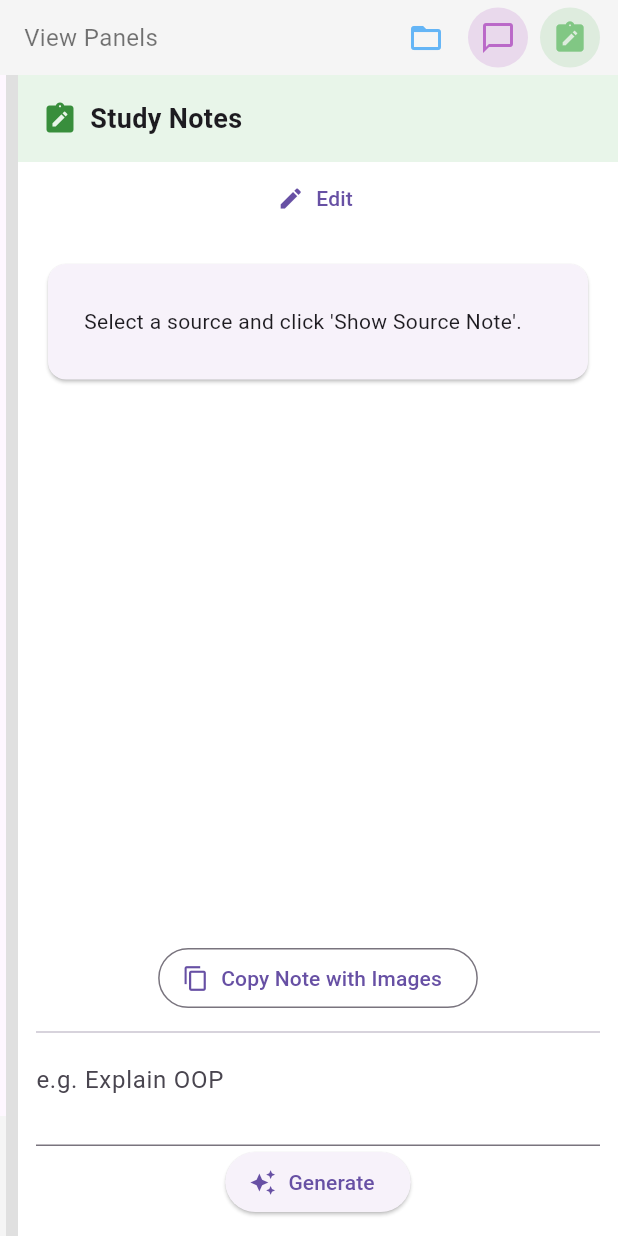
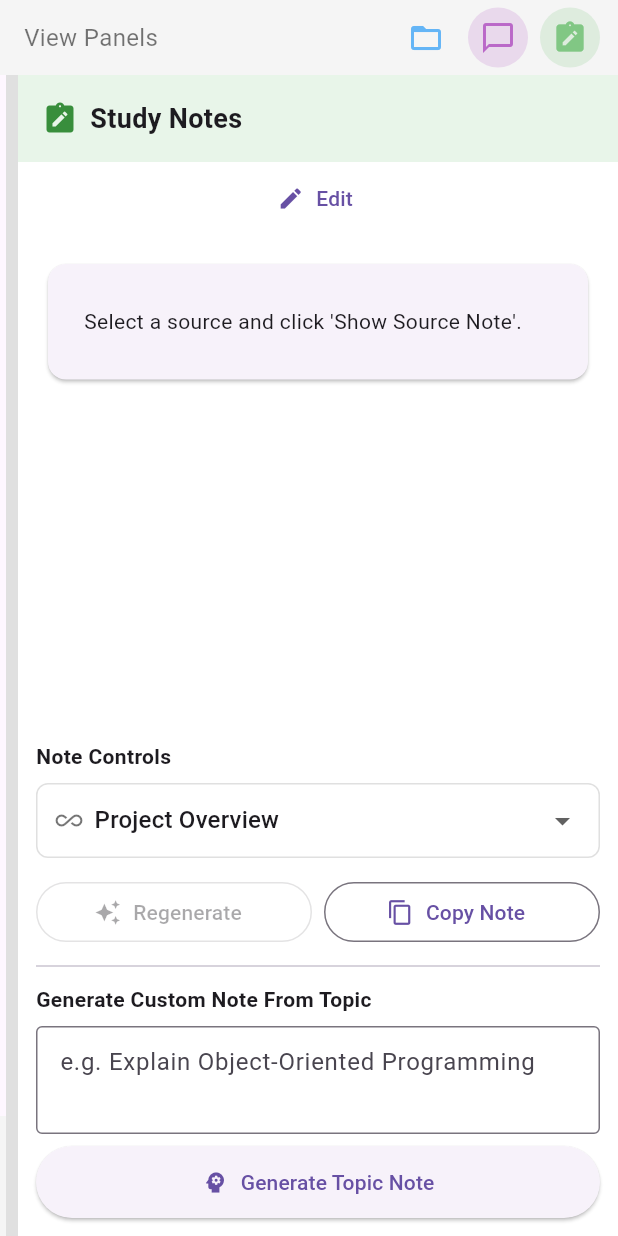
Before and after one commit to nestchao/study-assistant, a Flutter app: the DesktopStudyLayout screen opened directly, after a tap on the "folder open" icon, on a phone screen of 412 x 824 dp. Run offline on Flutter 3.47's test engine with Material 3 defaults, Android fonts, the phone set to English and light mode, and no system bars; drawn by our look-alikes of flutter_html; our stand-ins replace cloud_firestore, file_picker, firebase_auth, firebase_core, flutter_cache_manager, flutter_dotenv and 3 more; missing offline and left inert: markdown, super_clipboard; accounts and stored records are empty; network calls fail.

Commit message:
feat: Implement note regeneration feature with UI updates for source selection

```diff
--- a/frontend/lib/api/api_service.dart
+++ b/frontend/lib/api/api_service.dart
@@ -347,4 +347,19 @@ class ApiService {
       if (token != null) 'Authorization': 'Bearer $token',
     };
   }
+
+  Future<String> regenerateNote(String projectId, String sourceId) async {
+    final response = await http.post(
+      Uri.parse('$baseUrl/regenerate-note/$projectId/$sourceId'),
+      headers: {'Content-Type': 'application/json'},
+    );
+
+    if (response.statusCode == 200) {
+      final data = json.decode(response.body);
+      return data['note_html'] ?? '<p>Error: Regeneration failed to return content.</p>';
+    } else {
+      final errorData = json.decode(response.body);
+      throw Exception(errorData['error'] ?? 'Failed to regenerate note');
+    }
+  }
 }
--- a/frontend/lib/screens/desktop_study_layout.dart
+++ b/frontend/lib/screens/desktop_study_layout.dart
@@ -170,49 +170,123 @@ class _DesktopStudyLayoutState extends State<DesktopStudyLayout> {
     );
   }
 
-  Widget _noteActions(BuildContext ctx, ProjectProvider p, String html) =>
-      Container(
+  Widget _noteActions(BuildContext ctx, ProjectProvider p, String html) {
+    // A helper to build a dropdown item
+    DropdownMenuItem<Source?> buildDropdownItem(Source? source) {
+      return DropdownMenuItem<Source?>(
+        value: source,
+        child: Row(
+          children: [
+            Icon(
+              source == null ? Icons.all_inclusive : Icons.picture_as_pdf,
+              size: 18,
+              color: Colors.black54,
+            ),
+            const SizedBox(width: 8),
+            Expanded(
+              child: Text(
+                source?.filename ?? "Project Overview",
+                overflow: TextOverflow.ellipsis,
+              ),
+            ),
+          ],
+        ),
+      );
+    }
+
+    return Container(
       padding: const EdgeInsets.all(12),
-        child: Column(children: [
-          // ... (Reload button)
+      child: Column(
+        crossAxisAlignment: CrossAxisAlignment.stretch,
+        children: [
+          const Text("Note Controls", style: TextStyle(fontWeight: FontWeight.bold)),
           const SizedBox(height: 8),
 
-          // --- THIS IS THE UPDATED BUTTON ---
-          OutlinedButton.icon(
-            // Make the callback async
+          // --- 1. THE NEW NOTE SELECTOR DROPDOWN ---
+          Container(
+            padding: const EdgeInsets.symmetric(horizontal: 12.0),
+            decoration: BoxDecoration(
+              border: Border.all(color: Colors.grey.shade300),
+              borderRadius: BorderRadius.circular(8.0),
+            ),
+            child: DropdownButtonHideUnderline(
+              child: DropdownButton<Source?>(
+                isExpanded: true,
+                value: p.selectedSource,
+                // Create a list of items: "Project Overview" + all sources
+                items: [
+                  buildDropdownItem(null), // The "Project Overview" option
+                  ...p.sources.map((s) => buildDropdownItem(s)).toList(),
+                ],
+                onChanged: (Source? source) {
+                  // When a new source is selected, call the provider method
+                  p.selectSource(source);
+                },
+              ),
+            ),
+          ),
+          const SizedBox(height: 12),
+
+          // --- 2. THE NEW REGENERATE BUTTON & COPY BUTTON ---
+          Row(
+            children: [
+              Expanded(
+                child: OutlinedButton.icon(
+                  onPressed: p.selectedSource == null || p.isRegeneratingNote
+                      ? null // Disable if no source is selected or if already regenerating
+                      : () => p.regenerateNoteForSelectedSource(),
+                  icon: p.isRegeneratingNote && p.selectedSource != null
+                      ? const SizedBox(width: 16, height: 16, child: CircularProgressIndicator(strokeWidth: 2))
+                      : const Icon(Icons.auto_awesome),
+                  label: Text(p.isRegeneratingNote && p.selectedSource != null ? "Working..." : "Regenerate"),
+                ),
+              ),
+              const SizedBox(width: 8),
+              Expanded(
+                child: OutlinedButton.icon(
                   onPressed: () async {
-              // 1. Show a loading indicator to the user
                     ScaffoldMessenger.of(ctx).showSnackBar(
                       const SnackBar(content: Text("Preparing note for copying...")),
                     );
-
-              // 2. Call the new provider method to get the rich HTML
                     final String richHtml = await p.getNoteAsRichHtml();
-
-              // 3. Call your existing copy method with the new rich HTML
                     await _copyRichTextToClipboard(ctx, richHtml);
-
-              // 4. (Optional) Hide the loading indicator
                     ScaffoldMessenger.of(ctx).hideCurrentSnackBar();
                   },
                   icon: const Icon(Icons.copy),
-            label: const Text("Copy Note with Images"), // Updated label
+                  label: const Text("Copy Note"),
+                ),
+              ),
+            ],
           ),
 
           const Divider(height: 24),
+          const Text("Generate Custom Note From Topic", style: TextStyle(fontWeight: FontWeight.bold)),
+          const SizedBox(height: 8),
           TextField(
             controller: p.topicController,
             maxLines: 2,
-              decoration: const InputDecoration(hintText: "e.g. Explain OOP")),
+            decoration: const InputDecoration(
+              hintText: "e.g. Explain Object-Oriented Programming",
+              border: OutlineInputBorder(),
+              contentPadding: EdgeInsets.all(12),
+            ),
+          ),
+          const SizedBox(height: 8),
           ElevatedButton.icon(
             onPressed: () {
               final t = p.topicController.text.trim();
               if (t.isNotEmpty) p.generateTopicNote(t);
             },
-              icon: const Icon(Icons.auto_awesome),
-              label: const Text("Generate")),
-        ]),
+            icon: const Icon(Icons.psychology),
+            label: const Text("Generate Topic Note"),
+            style: ElevatedButton.styleFrom(
+              padding: const EdgeInsets.symmetric(vertical: 14),
+            ),
+          ),
+        ],
+      ),
     );
+  }
 
   Widget _buildNoteViewer(String html) {
     return Scrollbar(
```
Also changed, not shown: frontend/lib/provider/project_provider.dart (+25 -0 lines), 1 other file. Lines whose indentation alone changed are shown as unchanged.
